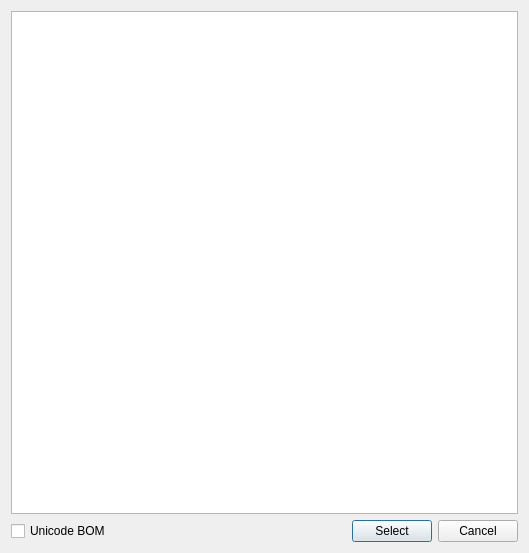
Old version of the form src/encodingdialog.ui in the repository photron/zero-editor.
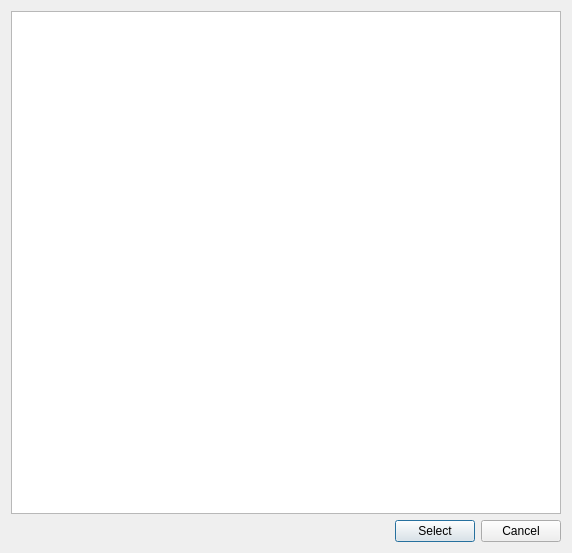
New version of the form.

Diff of the .ui file:
```diff
--- a/src/encodingdialog.ui
+++ b/src/encodingdialog.ui
@@ -6,7 +6,7 @@
    <rect>
     <x>0</x>
     <y>0</y>
-    <width>529</width>
+    <width>572</width>
     <height>553</height>
    </rect>
   </property>
@@ -19,17 +19,17 @@
      <item row="2" column="0">
       <layout class="QHBoxLayout" name="horizontalLayout">
        <item>
-        <widget class="QCheckBox" name="checkUnicodeBOM">
-         <property name="sizePolicy">
-          <sizepolicy hsizetype="Minimum" vsizetype="Fixed">
-           <horstretch>1</horstretch>
-           <verstretch>0</verstretch>
-          </sizepolicy>
+        <spacer name="horizontalSpacer">
+         <property name="orientation">
+          <enum>Qt::Horizontal</enum>
          </property>
-         <property name="text">
-          <string>Unicode BOM</string>
+         <property name="sizeHint" stdset="0">
+          <size>
+           <width>40</width>
+           <height>20</height>
+          </size>
          </property>
-        </widget>
+        </spacer>
        </item>
        <item>
         <widget class="QPushButton" name="buttonSelect">
```
